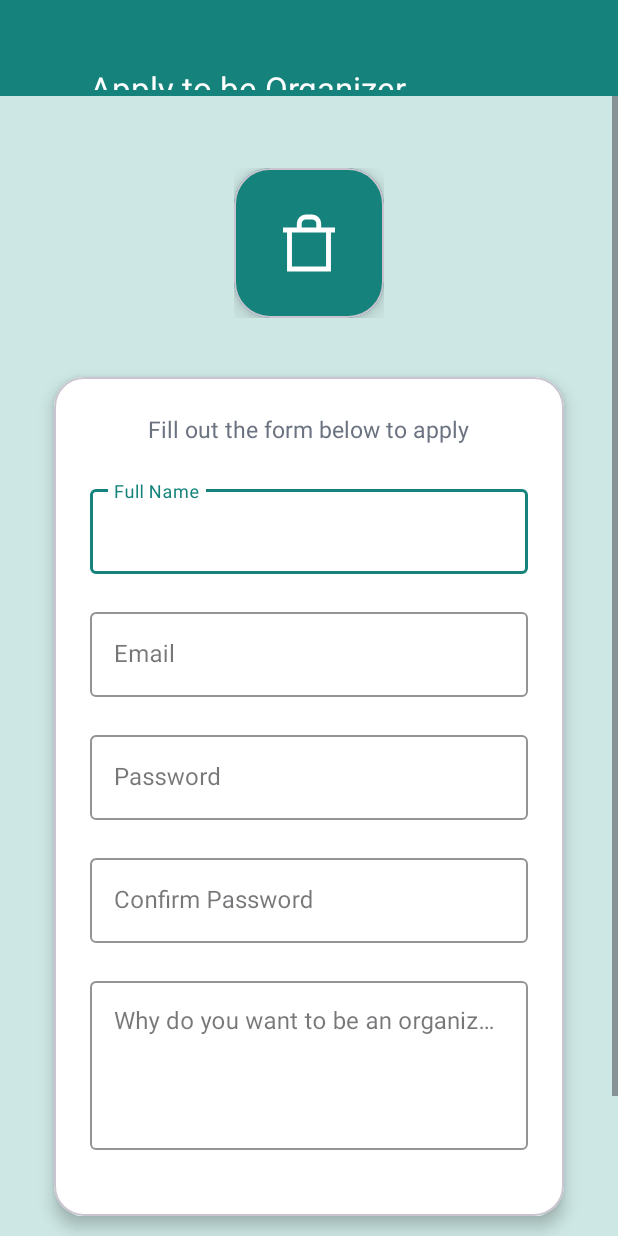
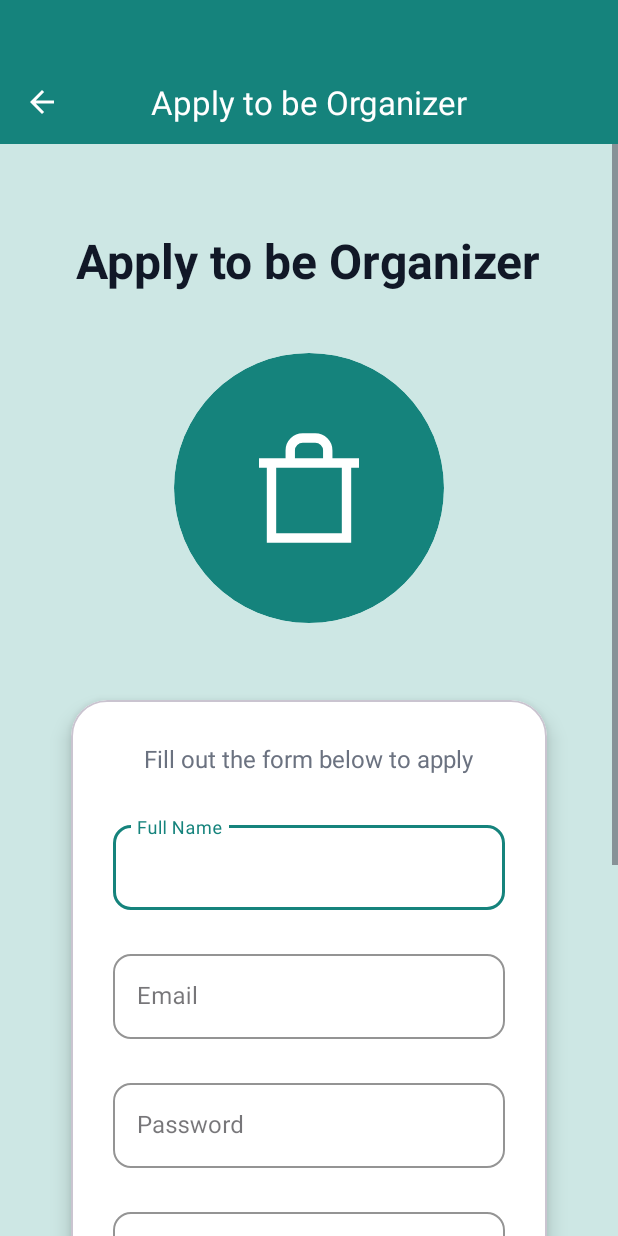
Before and after one commit to CMPUT301F25bingus/bingus0-cat, an Android app: the ApplyOrganizerActivity screen opened directly, with no data from a screen before it, on a phone screen of 412 x 824 dp. Run offline under Robolectric (Android 15) with nearby library versions, the phone set to English and light mode, and no system bars; our stand-ins replace Firebase (no records; nobody signed in at launch, a user with empty details on screens opened directly).

Commit message:
made application page better

```diff
--- a/EventMaster/app/src/main/res/layout/activity_apply_organizer.xml
+++ b/EventMaster/app/src/main/res/layout/activity_apply_organizer.xml
@@ -10,13 +10,16 @@
     <com.google.android.material.appbar.MaterialToolbar
         android:id="@+id/toolbar"
         android:layout_width="match_parent"
-        android:layout_height="?attr/actionBarSize"
+        android:layout_height="wrap_content"
         android:background="#15837C"
+        android:minHeight="56dp"
         android:paddingTop="40dp"
+        app:contentInsetStartWithNavigation="16dp"
+        app:navigationIcon="@drawable/ic_arrow_back"
+        app:navigationIconTint="@android:color/white"
         app:title="Apply to be Organizer"
-        app:titleTextColor="@android:color/white"
-        app:navigationIcon="@drawable/ic_arrow_back"
-        app:navigationIconTint="@android:color/white" />
+        app:titleCentered="true"
+        app:titleTextColor="@android:color/white" />
 
     <ScrollView
         android:layout_width="match_parent"
@@ -28,29 +31,45 @@
             android:layout_width="match_parent"
             android:layout_height="wrap_content"
             android:orientation="vertical"
-            android:padding="24dp"
+            android:padding="32dp"
             android:gravity="center_horizontal">
 
-        <!-- App Icon/Logo in Teal Card -->
+            <!-- Title Section -->
+            <TextView
+                android:layout_width="wrap_content"
+                android:layout_height="wrap_content"
+                android:text="Apply to be Organizer"
+                android:textSize="32sp"
+                android:textStyle="bold"
+                android:textColor="#111827"
+                android:layout_gravity="center_horizontal"
+                android:layout_marginTop="24dp"
+                android:layout_marginBottom="16dp" />
+
+            <!-- Logo Section - Large White Circular Card with Teal Background -->
             <FrameLayout
-            android:layout_width="100dp"
-            android:layout_height="100dp"
+                android:layout_width="180dp"
+                android:layout_height="180dp"
+                android:layout_gravity="center_horizontal"
                 android:layout_marginTop="24dp"
-            android:layout_marginBottom="24dp">
+                android:layout_marginBottom="32dp">
 
                 <com.google.android.material.card.MaterialCardView
                     android:layout_width="match_parent"
                     android:layout_height="match_parent"
-                app:cardCornerRadius="24dp"
-                app:cardElevation="8dp"
-                app:cardBackgroundColor="#15837C">
+                    android:layout_gravity="center"
+                    app:cardCornerRadius="90dp"
+                    app:cardElevation="0dp"
+                    app:cardBackgroundColor="#15837C"
+                    app:strokeWidth="0dp">
 
                     <ImageView
                         android:layout_width="match_parent"
                         android:layout_height="match_parent"
                         android:src="@drawable/ic_briefcase_outline"
-                    android:padding="24dp"
                         android:contentDescription="Organizer icon"
+                        android:scaleType="fitCenter"
+                        android:padding="40dp"
                         app:tint="@android:color/white" />
                 </com.google.android.material.card.MaterialCardView>
             </FrameLayout>
@@ -59,27 +78,27 @@
             <com.google.android.material.card.MaterialCardView
                 android:layout_width="match_parent"
                 android:layout_height="wrap_content"
-            app:cardCornerRadius="20dp"
-            app:cardElevation="6dp"
+                app:cardCornerRadius="24dp"
+                app:cardElevation="8dp"
                 app:cardBackgroundColor="@android:color/white"
                 app:cardUseCompatPadding="true"
-            android:layout_marginBottom="24dp">
+                android:layout_marginBottom="28dp">
 
                 <LinearLayout
                     android:layout_width="match_parent"
                     android:layout_height="wrap_content"
                     android:orientation="vertical"
-                android:padding="24dp">
+                    android:padding="28dp">
 
         <!-- Subtitle -->
         <com.google.android.material.textview.MaterialTextView
             android:layout_width="wrap_content"
             android:layout_height="wrap_content"
             android:text="Fill out the form below to apply"
-                    android:textSize="15sp"
+                        android:textSize="16sp"
                         android:textColor="#6B7280"
                         android:layout_gravity="center_horizontal"
-                    android:layout_marginBottom="24dp" />
+                        android:layout_marginBottom="28dp" />
 
         <!-- Name Input -->
         <com.google.android.material.textfield.TextInputLayout
@@ -87,9 +106,13 @@
             android:layout_width="match_parent"
             android:layout_height="wrap_content"
             android:hint="Full Name"
-                    android:layout_marginBottom="20dp"
+                        android:layout_marginBottom="24dp"
                         app:hintTextColor="#15837C"
                         app:boxStrokeColor="#15837C"
+                        app:boxCornerRadiusTopStart="12dp"
+                        app:boxCornerRadiusTopEnd="12dp"
+                        app:boxCornerRadiusBottomStart="12dp"
+                        app:boxCornerRadiusBottomEnd="12dp"
             style="@style/Widget.MaterialComponents.TextInputLayout.OutlinedBox">
             <com.google.android.material.textfield.TextInputEditText
                 android:id="@+id/nameEditText"
@@ -97,6 +120,7 @@
                 android:layout_height="wrap_content"
                 android:inputType="textPersonName"
                             android:maxLines="1"
+                            android:textSize="16sp"
                             android:textColor="#111827" />
         </com.google.android.material.textfield.TextInputLayout>
 
@@ -106,9 +130,13 @@
             android:layout_width="match_parent"
             android:layout_height="wrap_content"
             android:hint="Email"
-                    android:layout_marginBottom="20dp"
+                        android:layout_marginBottom="24dp"
                         app:hintTextColor="#15837C"
                         app:boxStrokeColor="#15837C"
+                        app:boxCornerRadiusTopStart="12dp"
+                        app:boxCornerRadiusTopEnd="12dp"
+                        app:boxCornerRadiusBottomStart="12dp"
+                        app:boxCornerRadiusBottomEnd="12dp"
             style="@style/Widget.MaterialComponents.TextInputLayout.OutlinedBox">
             <com.google.android.material.textfield.TextInputEditText
                 android:id="@+id/emailEditText"
@@ -116,6 +144,7 @@
                 android:layout_height="wrap_content"
                 android:inputType="textEmailAddress"
                             android:maxLines="1"
+                            android:textSize="16sp"
                             android:textColor="#111827" />
         </com.google.android.material.textfield.TextInputLayout>
 
@@ -125,9 +154,13 @@
             android:layout_width="match_parent"
             android:layout_height="wrap_content"
             android:hint="Password"
-                    android:layout_marginBottom="20dp"
+                        android:layout_marginBottom="24dp"
                         app:hintTextColor="#15837C"
                         app:boxStrokeColor="#15837C"
+                        app:boxCornerRadiusTopStart="12dp"
+                        app:boxCornerRadiusTopEnd="12dp"
+                        app:boxCornerRadiusBottomStart="12dp"
+                        app:boxCornerRadiusBottomEnd="12dp"
             style="@style/Widget.MaterialComponents.TextInputLayout.OutlinedBox">
             <com.google.android.material.textfield.TextInputEditText
                 android:id="@+id/passwordEditText"
@@ -135,6 +168,7 @@
                 android:layout_height="wrap_content"
                 android:inputType="textPassword"
                             android:maxLines="1"
+                            android:textSize="16sp"
                             android:textColor="#111827" />
         </com.google.android.material.textfield.TextInputLayout>
 
@@ -144,9 +178,13 @@
             android:layout_width="match_parent"
             android:layout_height="wrap_content"
             android:hint="Confirm Password"
-                    android:layout_marginBottom="20dp"
+                        android:layout_marginBottom="24dp"
                         app:hintTextColor="#15837C"
                         app:boxStrokeColor="#15837C"
+                        app:boxCornerRadiusTopStart="12dp"
+                        app:boxCornerRadiusTopEnd="12dp"
+                        app:boxCornerRadiusBottomStart="12dp"
+                        app:boxCornerRadiusBottomEnd="12dp"
             style="@style/Widget.MaterialComponents.TextInputLayout.OutlinedBox">
             <com.google.android.material.textfield.TextInputEditText
                 android:id="@+id/confirmPasswordEditText"
@@ -154,6 +192,7 @@
                 android:layout_height="wrap_content"
                 android:inputType="textPassword"
                             android:maxLines="1"
+                            android:textSize="16sp"
                             android:textColor="#111827" />
         </com.google.android.material.textfield.TextInputLayout>
 
@@ -166,6 +205,10 @@
                         android:layout_marginBottom="20dp"
                         app:hintTextColor="#15837C"
                         app:boxStrokeColor="#15837C"
+                        app:boxCornerRadiusTopStart="12dp"
+                        app:boxCornerRadiusTopEnd="12dp"
+                        app:boxCornerRadiusBottomStart="12dp"
+                        app:boxCornerRadiusBottomEnd="12dp"
             style="@style/Widget.MaterialComponents.TextInputLayout.OutlinedBox">
             <com.google.android.material.textfield.TextInputEditText
                 android:id="@+id/reasonEditText"
@@ -175,6 +218,7 @@
                 android:minLines="4"
                 android:maxLines="8"
                             android:gravity="top|start"
+                            android:textSize="16sp"
                             android:textColor="#111827" />
         </com.google.android.material.textfield.TextInputLayout>
 
@@ -197,15 +241,20 @@
         <com.google.android.material.button.MaterialButton
             android:id="@+id/btnSubmit"
             android:layout_width="match_parent"
-            android:layout_height="56dp"
+                android:layout_height="64dp"
             android:text="Submit Application"
             android:textAllCaps="false"
             android:textColor="@android:color/white"
-            android:textSize="16sp"
+                android:textSize="18sp"
                 android:textStyle="bold"
-            app:cornerRadius="16dp"
+                android:gravity="center"
+                app:cornerRadius="20dp"
                 app:backgroundTint="#0F8A86"
-            app:elevation="4dp" />
+                app:elevation="8dp"
+                android:insetLeft="0dp"
+                android:insetRight="0dp"
+                android:insetTop="0dp"
+                android:insetBottom="0dp" />
 
         </LinearLayout>
     </ScrollView>
```
Also changed, not shown: EventMaster/app/src/main/res/layout/activity_shared_login.xml (+64 -27 lines). Lines whose indentation alone changed are shown as unchanged.
